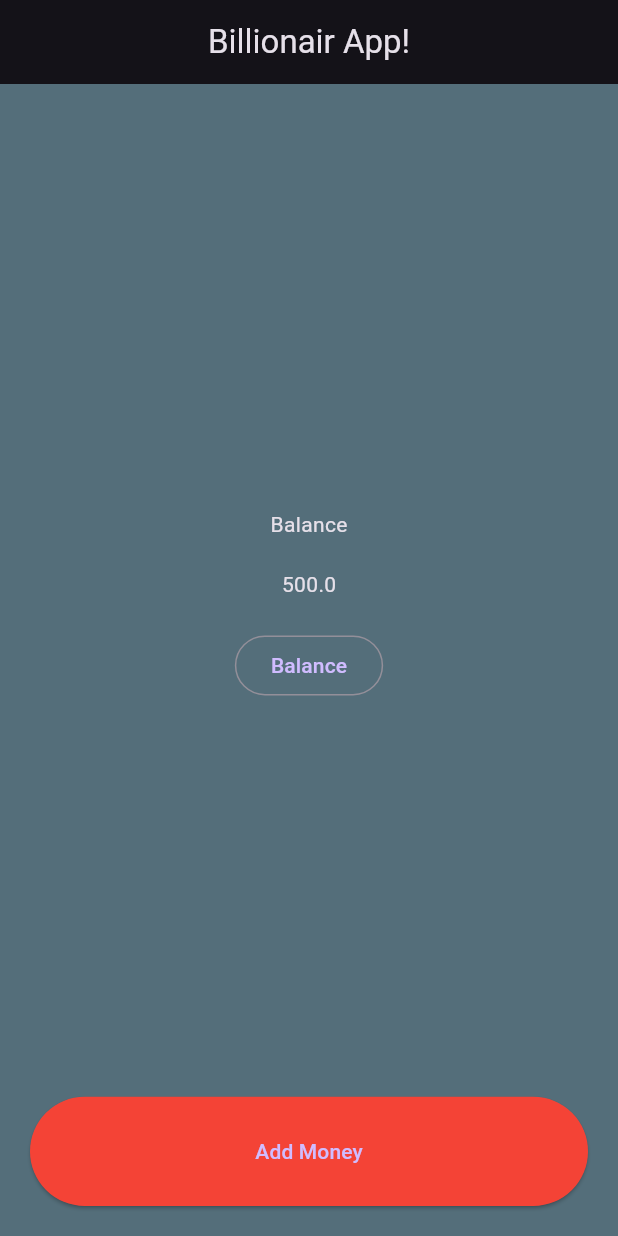
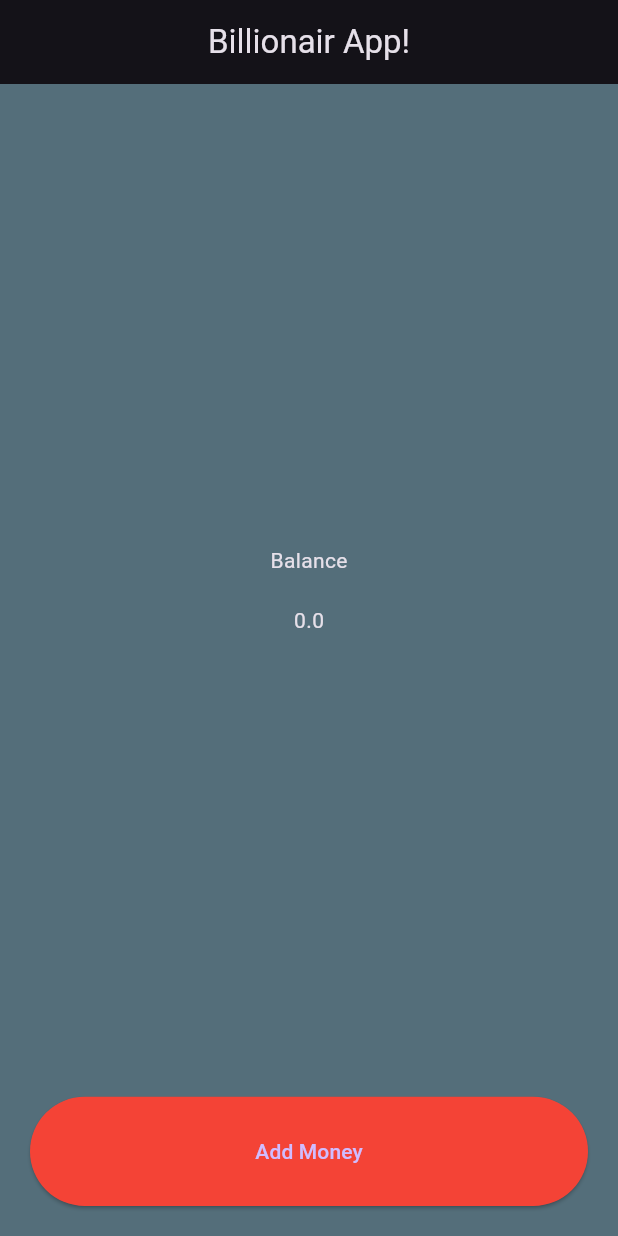
Before and after one commit to malakasadeep/BillionaireApp-Flutter, a Flutter app: the screen it shows after launch, on a phone screen of 412 x 824 dp. Run offline on Flutter 3.47's test engine with Material 3 defaults, Android fonts, the phone set to English and light mode, and no system bars; our stand-ins replace shared_preferences.

Commit message:
Refactor MainApp to use stateful widget and implement AddMoney button

```diff
--- /dev/null
+++ b/lib/btn.dart
@@ -0,0 +1,21 @@
+import 'package:flutter/material.dart';
+
+class AddMoney extends StatelessWidget {
+  void Function() setfunction;
+  AddMoney({super.key, required this.setfunction});
+
+  @override
+  Widget build(BuildContext context) {
+    return Expanded(
+      flex: 1,
+      child: ElevatedButton(
+        style: ElevatedButton.styleFrom(
+          backgroundColor: Colors.red,
+          minimumSize: Size(double.infinity, 0),
+        ),
+        onPressed: setfunction,
+        child: Text("Add Money"),
+      ),
+    );
+  }
+}
--- a/lib/main.dart
+++ b/lib/main.dart
@@ -1,5 +1,6 @@
 // ignore_for_file: prefer_const_constructors, prefer_const_literals_to_create_immutables
 
+import 'package:bilionerapp/btn.dart';
 import 'package:flutter/material.dart';
 import 'package:shared_preferences/shared_preferences.dart';
 
@@ -26,6 +27,13 @@ class _MainAppState extends State<MainApp> {
     // Obtain shared preferences.
     final SharedPreferences prefs = await SharedPreferences.getInstance();
     await prefs.setDouble('balance', balance);
+  }
+
+  @override
+  void initState() {
+    // TODO: implement initState
+    super.initState();
+    getfunction();
   }
 
   void getfunction() async {
@@ -62,23 +70,11 @@ class _MainAppState extends State<MainApp> {
                     SizedBox(height: 20),
                     Text("$balance"),
                     SizedBox(height: 20),
-                    OutlinedButton(
-                      onPressed: getfunction,
-                      child: Text("Balance"),
-                    ),
                   ],
                 ),
               ),
-              Expanded(
-                flex: 1,
-                child: ElevatedButton(
-                  style: ElevatedButton.styleFrom(
-                    backgroundColor: Colors.red,
-                    minimumSize: Size(double.infinity, 0),
-                  ),
-                  onPressed: setfunction,
-                  child: Text("Add Money"),
-                ),
+              AddMoney(
+                setfunction: setfunction,
               ),
             ],
           ),
```
